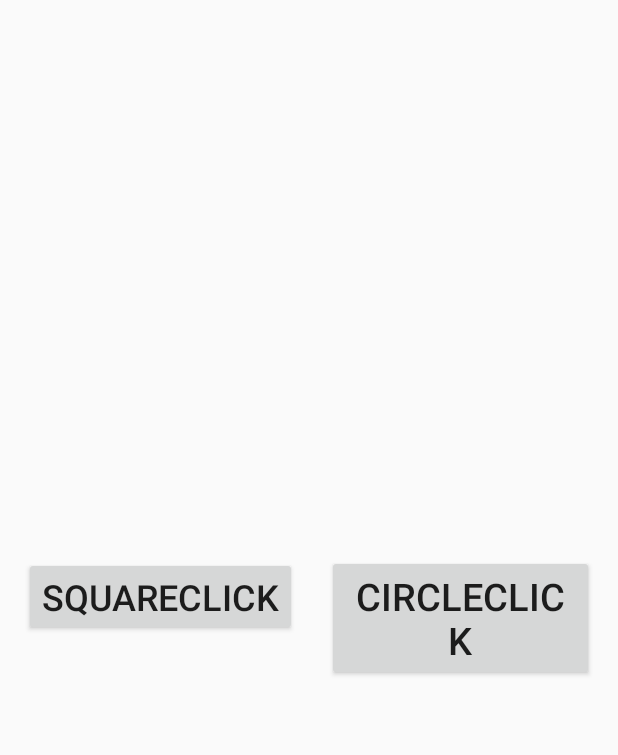
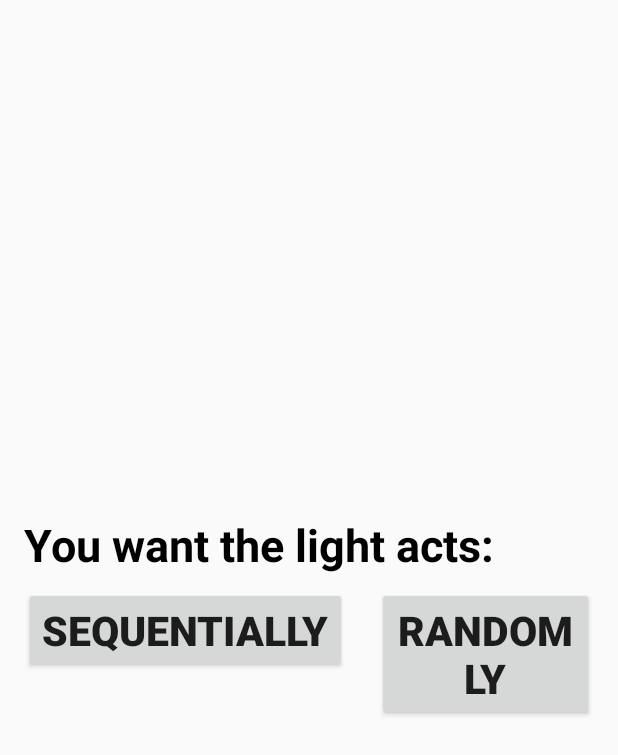
Before and after one commit to zhuoliny/BigTabTablecloth, an Android app: the layout activity_main.xml on its own in the app's theme, with its tools: preview values and no code run, on a phone screen of 412 x 824 dp. Shown: the top 755 px of the screen. Run offline under Robolectric (Android 15) with nearby library versions, the phone set to English and light mode, and no system bars.

Commit message:
Update005 SquareClick 'sequentially' and 'randomly' are done; Each block's basic size is settled;

```diff
--- a/app/src/main/AndroidManifest.xml
+++ b/app/src/main/AndroidManifest.xml
@@ -17,7 +17,7 @@
         </activity>
         <activity android:name=".SquareClick" />
         <activity android:name=".CircleClick" />
-        <activity android:name=".Sequence"></activity>
+        <activity android:name=".TypeChoices"></activity>
     </application>
 
 </manifest>
--- a/app/src/main/java/com/example/zhuoliny/bigtabtablecloth/CircleClick.java
+++ b/app/src/main/java/com/example/zhuoliny/bigtabtablecloth/CircleClick.java
@@ -1,6 +1,7 @@
 package com.example.zhuoliny.bigtabtablecloth;
 
 import android.app.Activity;
+import android.content.pm.ActivityInfo;
 import android.os.Bundle;
 
 public class CircleClick extends Activity {
@@ -9,5 +10,6 @@ public class CircleClick extends Activity {
     protected void onCreate(Bundle savedInstanceState) {
         super.onCreate(savedInstanceState);
         setContentView(R.layout.activity_circle_click);
+        this.setRequestedOrientation(ActivityInfo.SCREEN_ORIENTATION_LANDSCAPE);
     }
 }
--- a/app/src/main/res/layout/activity_main.xml
+++ b/app/src/main/res/layout/activity_main.xml
@@ -8,31 +8,51 @@
     android:paddingLeft="@dimen/activity_horizontal_margin"
     android:paddingRight="@dimen/activity_horizontal_margin"
     android:paddingTop="@dimen/activity_vertical_margin"
-    android:orientation="horizontal"
     tools:context="com.example.zhuoliny.bigtabtablecloth.MainActivity">
 
     <LinearLayout
         android:layout_width="wrap_content"
         android:layout_height="wrap_content"
         android:layout_centerInParent="true"
-        android:orientation="horizontal">
+        android:orientation="vertical">
 
-    <Button
-        android:text="SquareClick"
+    <TextView
         android:layout_width="wrap_content"
         android:layout_height="wrap_content"
-        android:id="@+id/SquareClick"
-        android:textSize="24sp"
-        android:layout_marginRight="20dp"
-        android:layout_centerHorizontal="true" />
+        android:textSize="30sp"
+        android:textStyle="bold"
+        android:textColor="#000000"
+        android:textAlignment="center"
+        android:layout_marginBottom="8dp"
+        android:layout_centerHorizontal="true"
+        android:text="You want the light acts: "/>
+
+    <LinearLayout
+        android:layout_width="wrap_content"
+        android:layout_height="wrap_content"
+        android:orientation="horizontal"
+        android:layout_centerInParent="true"
+        android:id="@+id/buttons">
 
         <Button
-            android:text="CircleClick"
             android:layout_width="wrap_content"
             android:layout_height="wrap_content"
-            android:id="@+id/CircleClick"
-            android:textSize="25sp"
-            android:layout_centerHorizontal="true" />
+            android:id="@+id/sequentially"
+            android:text="Sequentially"
+            android:textSize="27sp"
+            android:textStyle="normal|bold"
+            android:layout_marginRight="20dp"
+            android:textAlignment="center" />
 
+        <Button
+            android:layout_width="wrap_content"
+            android:layout_height="wrap_content"
+            android:id="@+id/randomly"
+            android:text="Randomly"
+            android:textSize="27sp"
+            android:textStyle="normal|bold"
+            android:textAlignment="center" />
     </LinearLayout>
+    </LinearLayout>
+
 </RelativeLayout>
--- a/app/src/main/res/layout/activity_square_click.xml
+++ b/app/src/main/res/layout/activity_square_click.xml
@@ -16,7 +16,7 @@
         android:layout_centerVertical="true"
         android:layout_centerHorizontal="true"
         android:layout_centerInParent="true"
-        android:layout_margin="3dp"
+        android:layout_margin="2dp"
         android:id="@+id/board">
     </GridLayout>
 
```
Also changed, not shown: app/src/main/java/com/example/zhuoliny/bigtabtablecloth/MainActivity.java (+18 -10 lines), app/src/main/java/com/example/zhuoliny/bigtabtablecloth/Sequence.java (deleted, +0 -14 lines), app/src/main/java/com/example/zhuoliny/bigtabtablecloth/SquareClick.java (+65 -13 lines), app/src/main/java/com/example/zhuoliny/bigtabtablecloth/TypeChoices.java (added, +43 -0 lines), app/src/main/res/layout/activity_sequence.xml (deleted, +0 -48 lines), app/src/main/res/layout/activity_type_choices.xml (added, +39 -0 lines).
